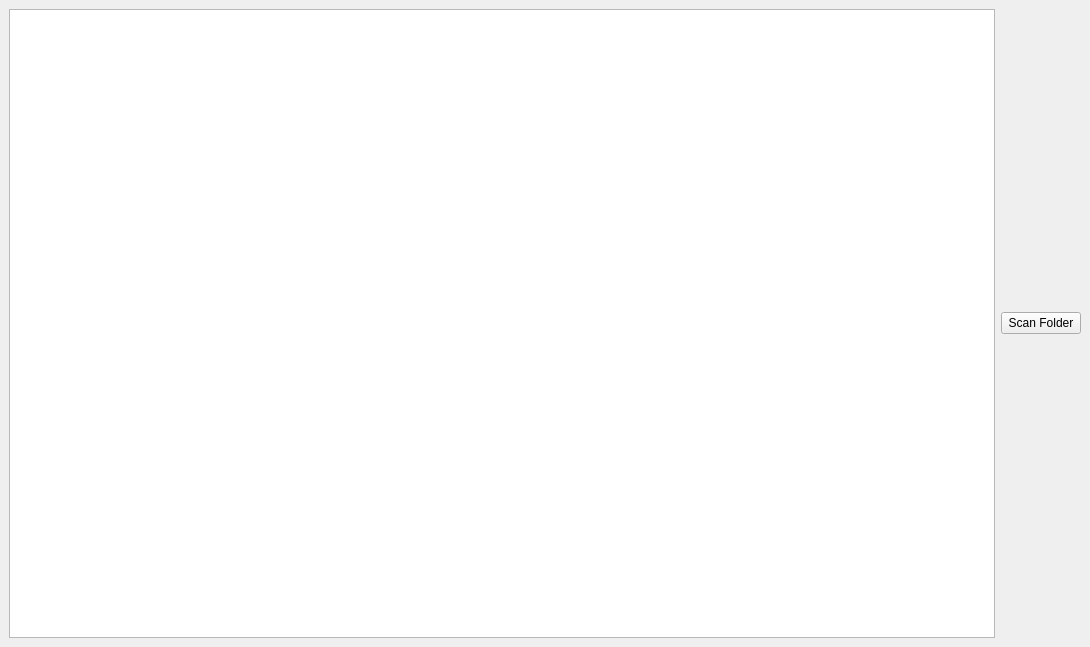
First picture: the form in File-System-Database/mainwindow.ui, repository Mrx-x/File-System-Database, before the edit.
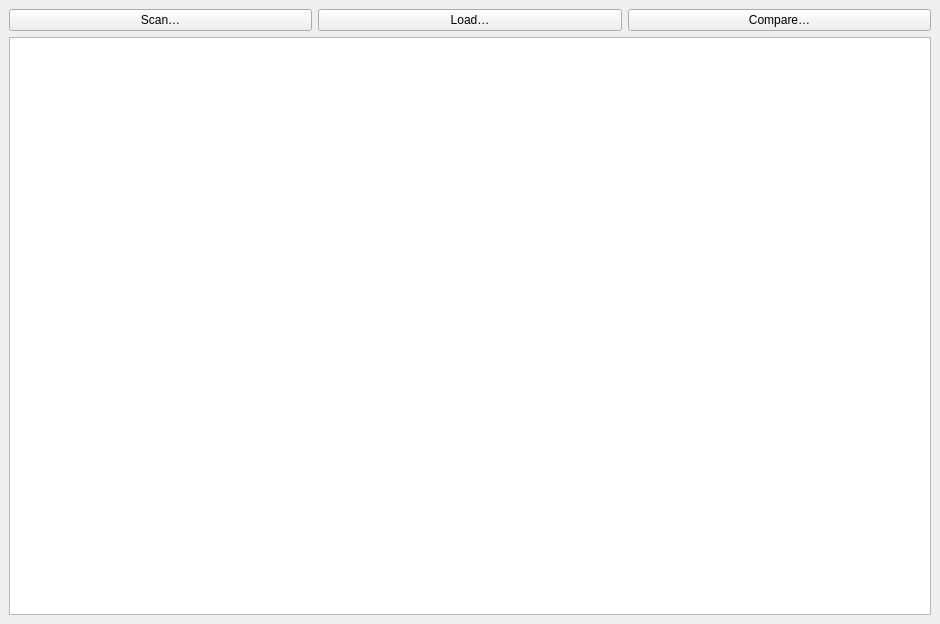
Second picture: the form after the edit.

```diff
--- a/File-System-Database/mainwindow.ui
+++ b/File-System-Database/mainwindow.ui
@@ -6,24 +6,42 @@
    <rect>
     <x>0</x>
     <y>0</y>
-    <width>1090</width>
-    <height>647</height>
+    <width>940</width>
+    <height>624</height>
    </rect>
   </property>
   <property name="windowTitle">
    <string>File Scan App</string>
   </property>
   <widget class="QWidget" name="centralwidget">
-   <layout class="QHBoxLayout" name="horizontalLayout">
+   <layout class="QVBoxLayout" name="verticalLayout">
     <item>
-     <widget class="QTreeView" name="treeView"/>
+     <layout class="QHBoxLayout" name="hl_buttons">
+      <item>
+       <widget class="QPushButton" name="btnScan">
+        <property name="text">
+         <string>Scan…</string>
+        </property>
+       </widget>
+      </item>
+      <item>
+       <widget class="QPushButton" name="btnLoad">
+        <property name="text">
+         <string>Load…</string>
+        </property>
+       </widget>
+      </item>
+      <item>
+       <widget class="QPushButton" name="btnCompare">
+        <property name="text">
+         <string>Compare…</string>
+        </property>
+       </widget>
+      </item>
+     </layout>
     </item>
     <item>
-     <widget class="QPushButton" name="btnScan">
-      <property name="text">
-       <string>Scan Folder</string>
-      </property>
-     </widget>
+     <widget class="QTreeView" name="treeView"/>
     </item>
    </layout>
   </widget>
```
Left out of the diff: 2 changed lines with no effect on the pictures.
